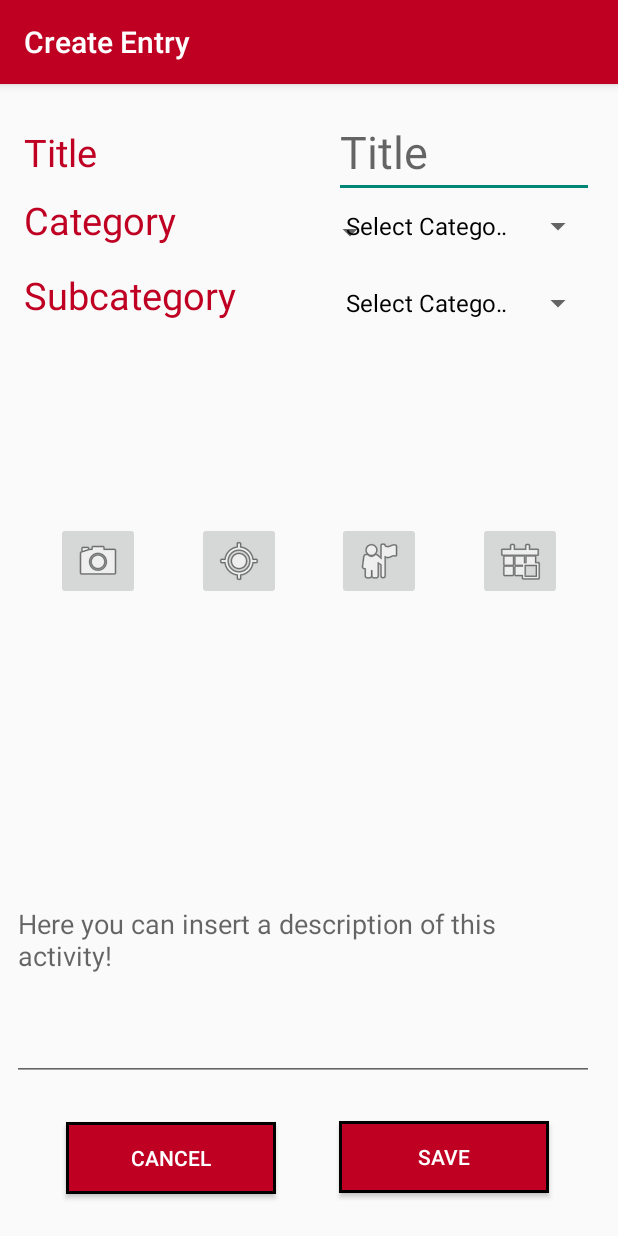
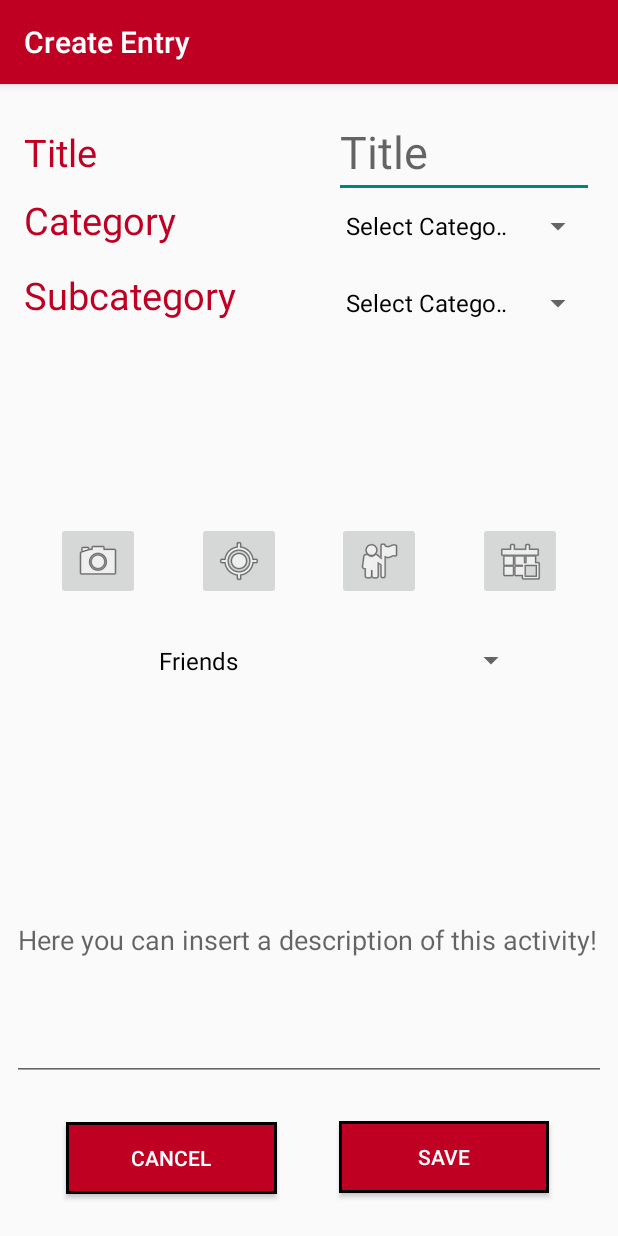
Before and after one commit to stosa16/freeteamten, an Android app: the CreateEntryScreen screen opened directly, with no data from a screen before it, after a tap on an icon or button, on a phone screen of 412 x 824 dp. Run offline under Robolectric (Android 15) with nearby library versions, the phone set to English and light mode, and no system bars; 1 statement that could not run was skipped.

```diff
--- a/PocketDiary/app/src/main/java/at/sw2017/pocketdiary/CreateEntryScreen.java
+++ b/PocketDiary/app/src/main/java/at/sw2017/pocketdiary/CreateEntryScreen.java
@@ -10,6 +10,7 @@ import android.os.Build;
 import android.os.Bundle;
 import android.provider.MediaStore;
 import android.support.v7.app.AppCompatActivity;
+import android.util.Log;
 import android.view.View;
 import android.widget.AdapterView;
 import android.widget.ArrayAdapter;
@@ -85,6 +86,20 @@ public class CreateEntryScreen extends AppCompatActivity implements DatePickerDi
             @Override
             public void onClick(View v) {
 
+                List<String> items = new ArrayList<String>();
+                items.add("a");
+                items.add("b");
+                String text = "Friends";
+
+                MultiSpinner multiSpinner = (MultiSpinner) findViewById(R.id.multi_spinner);
+                multiSpinner.setItems(items, text, new MultiSpinner.MultiSpinnerListener() {
+
+                    @Override
+                    public void onItemsSelected(boolean[] selected) {
+
+                        Log.v("onItemSelected", ":: ");
+                    }
+                });
             }
         });
     }
--- a/PocketDiary/app/src/main/java/at/sw2017/pocketdiary/database_access/DBFriend.java
+++ b/PocketDiary/app/src/main/java/at/sw2017/pocketdiary/database_access/DBFriend.java
@@ -76,10 +76,10 @@ public class DBFriend extends SQLiteOpenHelper{
     }
 
 
-    public List<Friend> getAllFriends(){
+    /*public List<Friend> getAllFriends(){
         List<Friend> results = loadStatisticsFromDb("SELECT * FROM FRIENDS");
         return results;
-    }
+    }*/
 
     public List<Friend> getAllFriends(){
         List<Friend> friend_list = new ArrayList<>();
--- a/PocketDiary/app/src/main/res/layout/activity_create_entry_screen.xml
+++ b/PocketDiary/app/src/main/res/layout/activity_create_entry_screen.xml
@@ -92,9 +92,9 @@
         android:layout_width="0dp"
         android:layout_height="187dp"
         android:layout_marginBottom="103dp"
-        android:layout_marginEnd="16dp"
+        android:layout_marginEnd="8dp"
         android:layout_marginLeft="8dp"
-        android:layout_marginRight="16dp"
+        android:layout_marginRight="8dp"
         android:layout_marginStart="8dp"
         android:ems="10"
         android:hint="@string/entry_description_hint"
@@ -103,21 +103,24 @@
         app:layout_constraintHorizontal_bias="0.0"
         app:layout_constraintLeft_toLeftOf="parent"
         app:layout_constraintRight_toRightOf="parent"
-        tools:layout_constraintBottom_creator="1" />
+        tools:layout_constraintBottom_creator="1"
+        tools:layout_constraintRight_creator="1"
+        tools:layout_constraintLeft_creator="1" />
 
     <ImageButton
         android:id="@+id/btn_pictures"
         android:layout_width="wrap_content"
         android:layout_height="wrap_content"
-        android:layout_marginBottom="8dp"
-        android:layout_marginTop="8dp"
+        android:layout_marginBottom="52dp"
+        android:layout_marginTop="52dp"
         android:onClick="checkPicturePermissions"
         app:layout_constraintBottom_toTopOf="@+id/input_description"
         app:layout_constraintLeft_toLeftOf="parent"
         app:layout_constraintRight_toLeftOf="@+id/btn_location"
         app:layout_constraintTop_toBottomOf="@+id/subcategory"
         app:srcCompat="@android:drawable/ic_menu_camera"
-        tools:layout_constraintBottom_creator="1" />
+        tools:layout_constraintBottom_creator="1"
+        tools:layout_constraintTop_creator="1" />
 
     <ImageButton
         android:id="@+id/btn_calendar"
@@ -126,24 +129,27 @@
         app:srcCompat="@android:drawable/ic_menu_today"
         app:layout_constraintRight_toRightOf="parent"
         app:layout_constraintLeft_toRightOf="@+id/btn_friends"
-        android:layout_marginTop="8dp"
+        android:layout_marginTop="52dp"
         app:layout_constraintTop_toBottomOf="@+id/subcategory"
-        android:layout_marginBottom="8dp"
-        app:layout_constraintBottom_toTopOf="@+id/input_description" />
+        android:layout_marginBottom="52dp"
+        app:layout_constraintBottom_toTopOf="@+id/input_description"
+        tools:layout_constraintTop_creator="1"
+        tools:layout_constraintBottom_creator="1" />
 
     <ImageButton
         android:id="@+id/btn_location"
         android:layout_width="wrap_content"
         android:layout_height="wrap_content"
-        android:layout_marginBottom="8dp"
-        android:layout_marginTop="8dp"
+        android:layout_marginBottom="52dp"
+        android:layout_marginTop="52dp"
         android:onClick="checkLocationPermissions"
         app:layout_constraintBottom_toTopOf="@+id/input_description"
         app:layout_constraintLeft_toRightOf="@+id/btn_pictures"
         app:layout_constraintRight_toLeftOf="@+id/btn_friends"
         app:layout_constraintTop_toBottomOf="@+id/subcategory"
         app:srcCompat="@android:drawable/ic_menu_mylocation"
-        tools:layout_constraintTop_creator="1" />
+        tools:layout_constraintTop_creator="1"
+        tools:layout_constraintBottom_creator="1" />
 
     <ImageButton
         android:id="@+id/btn_friends"
@@ -153,10 +159,11 @@
         app:layout_constraintRight_toLeftOf="@+id/btn_calendar"
         app:layout_constraintLeft_toRightOf="@+id/btn_location"
         tools:layout_constraintTop_creator="1"
-        android:layout_marginTop="8dp"
+        android:layout_marginTop="52dp"
         app:layout_constraintTop_toBottomOf="@+id/subcategory"
-        android:layout_marginBottom="8dp"
-        app:layout_constraintBottom_toTopOf="@+id/input_description" />
+        android:layout_marginBottom="52dp"
+        app:layout_constraintBottom_toTopOf="@+id/input_description"
+        tools:layout_constraintBottom_creator="1" />
 
     <Button
         android:id="@+id/btn_save"
@@ -178,7 +185,7 @@
     <Button
         android:id="@+id/btn_cancel"
         style="@style/ButtonRed"
-        android:layout_width="140dp"
+        android:layout_width="0dp"
         android:layout_height="wrap_content"
         android:layout_marginBottom="8dp"
         android:layout_marginEnd="41dp"
@@ -271,9 +278,15 @@
 
     <at.sw2017.pocketdiary.MultiSpinner
         android:id="@+id/multi_spinner"
-        android:layout_width="257dp"
-        android:layout_height="198dp"
-        tools:layout_editor_absoluteY="261dp"
-        tools:layout_editor_absoluteX="131dp" />
+        android:layout_width="253dp"
+        android:layout_height="26dp"
+        tools:layout_constraintTop_creator="1"
+        tools:layout_constraintRight_creator="1"
+        tools:layout_constraintBottom_creator="1"
+        app:layout_constraintBottom_toBottomOf="parent"
+        app:layout_constraintRight_toRightOf="@+id/badge_friends"
+        tools:layout_constraintLeft_creator="1"
+        app:layout_constraintTop_toTopOf="parent"
+        app:layout_constraintLeft_toRightOf="@+id/badge_friends" />
 
 </android.support.constraint.ConstraintLayout>
```
